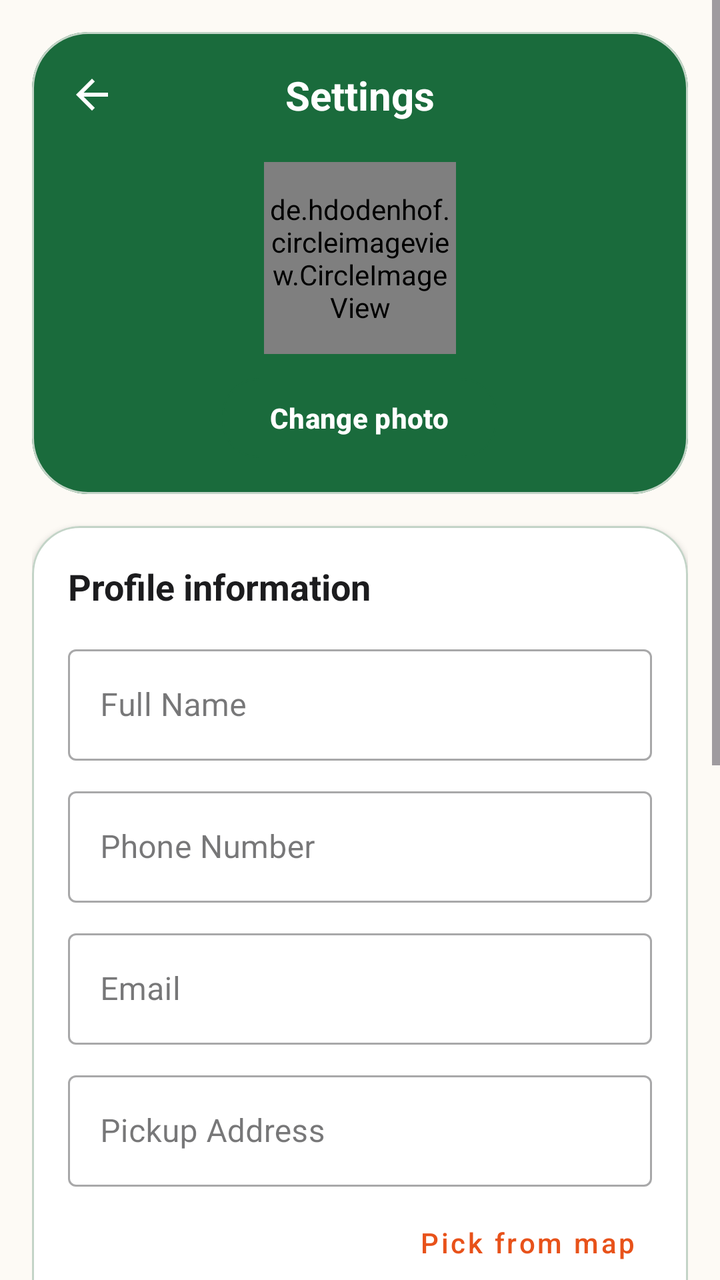
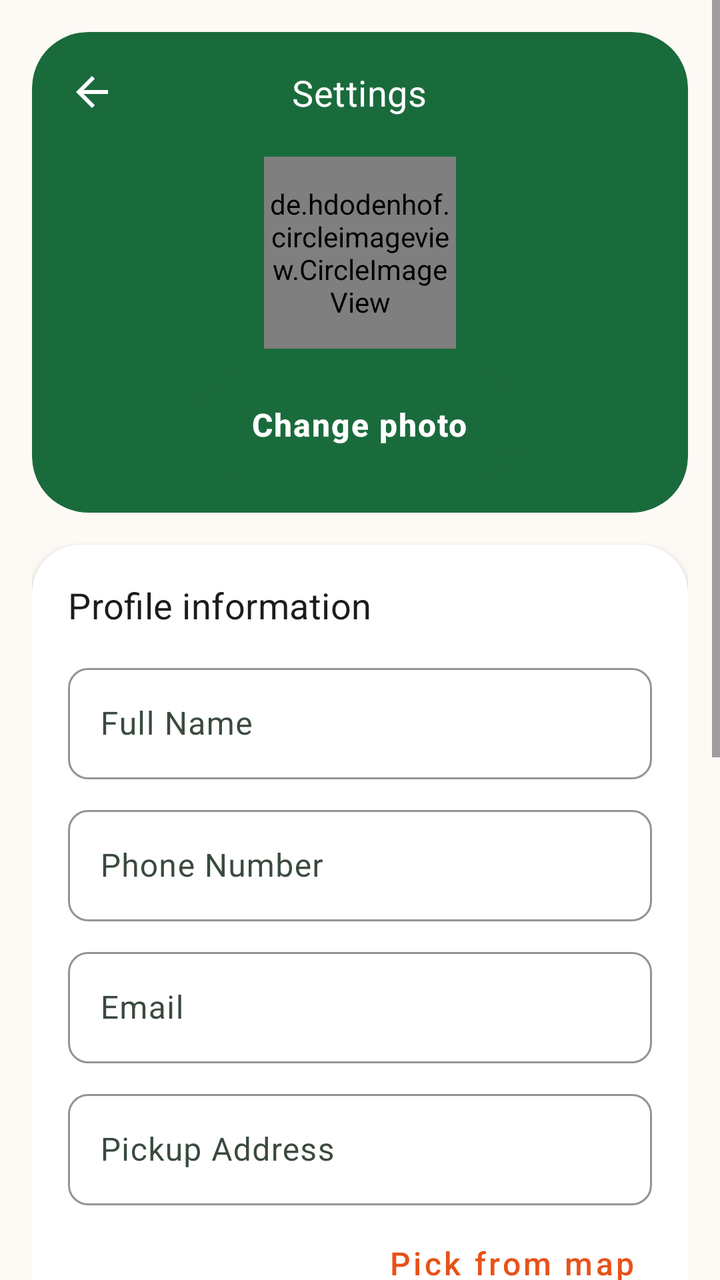

An Android layout rendered at two revisions. The XML below is the earlier revision; the diff shows what the commit changed to produce the second picture.
<!-- AndroidManifest.xml: application theme Theme.REPLATE -->
<!-- res/layout/activity_settings.xml -->
<?xml version="1.0" encoding="utf-8"?>
<ScrollView xmlns:android="http://schemas.android.com/apk/res/android"
    xmlns:app="http://schemas.android.com/apk/res-auto"
    android:layout_width="match_parent"
    android:layout_height="match_parent"
    android:background="@color/md_theme_background">

    <LinearLayout
        android:layout_width="match_parent"
        android:layout_height="wrap_content"
        android:orientation="vertical"
        android:padding="16dp">

        <com.google.android.material.card.MaterialCardView
            android:layout_width="match_parent"
            android:layout_height="wrap_content"
            app:cardBackgroundColor="@color/green_primary"
            app:cardCornerRadius="28dp"
            app:cardElevation="0dp">

            <LinearLayout
                android:layout_width="match_parent"
                android:layout_height="wrap_content"
                android:orientation="vertical"
                android:padding="18dp">

                <RelativeLayout
                    android:layout_width="match_parent"
                    android:layout_height="wrap_content">

                    <ImageView
                        android:id="@+id/ivBack"
                        android:layout_width="24dp"
                        android:layout_height="24dp"
                        android:layout_centerVertical="true"
                        android:src="@drawable/ic_back"
                        app:tint="@color/white" />

                    <TextView
                        android:layout_width="wrap_content"
                        android:layout_height="wrap_content"
                        android:layout_centerInParent="true"
                        android:text="Settings"
                        android:textColor="@color/white"
                        android:textSize="20sp"
                        android:textStyle="bold" />
                </RelativeLayout>

                <LinearLayout
                    android:layout_width="match_parent"
                    android:layout_height="wrap_content"
                    android:layout_marginTop="20dp"
                    android:gravity="center_horizontal"
                    android:orientation="vertical">

                    <de.hdodenhof.circleimageview.CircleImageView
                        android:id="@+id/ivProfileImage"
                        android:layout_width="96dp"
                        android:layout_height="96dp"
                        android:src="@drawable/ic_profile_placeholder"
                        app:civ_border_color="@color/white"
                        app:civ_border_width="3dp" />

                    <Button
                        android:id="@+id/btnChangePhoto"
                        android:layout_width="wrap_content"
                        android:layout_height="40dp"
                        android:layout_marginTop="12dp"
                        android:background="@drawable/button_outline_white"
                        android:text="Change photo"
                        android:textAllCaps="false"
                        android:textColor="@color/white"
                        android:textStyle="bold" />
                </LinearLayout>
            </LinearLayout>
        </com.google.android.material.card.MaterialCardView>

        <com.google.android.material.card.MaterialCardView
            android:layout_width="match_parent"
            android:layout_height="wrap_content"
            android:layout_marginTop="16dp"
            app:cardBackgroundColor="@color/white"
            app:cardCornerRadius="24dp"
            app:cardElevation="2dp">

            <LinearLayout
                android:layout_width="match_parent"
                android:layout_height="wrap_content"
                android:orientation="vertical"
                android:padding="18dp">

                <TextView
                    android:layout_width="wrap_content"
                    android:layout_height="wrap_content"
                    android:text="Profile information"
                    android:textColor="@color/text_primary"
                    android:textSize="18sp"
                    android:textStyle="bold" />

                <com.google.android.material.textfield.TextInputLayout
                    android:layout_width="match_parent"
                    android:layout_height="wrap_content"
                    android:layout_marginTop="14dp"
                    style="@style/Widget.MaterialComponents.TextInputLayout.OutlinedBox">

                    <com.google.android.material.textfield.TextInputEditText
                        android:id="@+id/etName"
                        android:layout_width="match_parent"
                        android:layout_height="wrap_content"
                        android:hint="Full Name" />
                </com.google.android.material.textfield.TextInputLayout>

                <com.google.android.material.textfield.TextInputLayout
                    android:layout_width="match_parent"
                    android:layout_height="wrap_content"
                    android:layout_marginTop="10dp"
                    style="@style/Widget.MaterialComponents.TextInputLayout.OutlinedBox">

                    <com.google.android.material.textfield.TextInputEditText
                        android:id="@+id/etPhone"
                        android:layout_width="match_parent"
                        android:layout_height="wrap_content"
                        android:hint="Phone Number"
                        android:inputType="phone" />
                </com.google.android.material.textfield.TextInputLayout>

                <com.google.android.material.textfield.TextInputLayout
                    android:layout_width="match_parent"
                    android:layout_height="wrap_content"
                    android:layout_marginTop="10dp"
                    style="@style/Widget.MaterialComponents.TextInputLayout.OutlinedBox">

                    <com.google.android.material.textfield.TextInputEditText
                        android:id="@+id/etEmail"
                        android:layout_width="match_parent"
                        android:layout_height="wrap_content"
                        android:enabled="false"
                        android:hint="Email" />
                </com.google.android.material.textfield.TextInputLayout>

                <com.google.android.material.textfield.TextInputLayout
                    android:layout_width="match_parent"
                    android:layout_height="wrap_content"
                    android:layout_marginTop="10dp"
                    style="@style/Widget.MaterialComponents.TextInputLayout.OutlinedBox">

                    <com.google.android.material.textfield.TextInputEditText
                        android:id="@+id/etAddress"
                        android:layout_width="match_parent"
                        android:layout_height="wrap_content"
                        android:hint="Pickup Address"
                        android:inputType="textPostalAddress" />
                </com.google.android.material.textfield.TextInputLayout>

                <Button
                    android:id="@+id/btnPickAddress"
                    style="@style/Widget.MaterialComponents.Button.TextButton"
                    android:layout_width="wrap_content"
                    android:layout_height="40dp"
                    android:layout_gravity="end"
                    android:layout_marginTop="8dp"
                    android:text="Pick from map"
                    android:textAllCaps="false"
                    android:textColor="@color/ember" />

                <Button
                    android:id="@+id/btnSaveProfile"
                    android:layout_width="match_parent"
                    android:layout_height="50dp"
                    android:layout_marginTop="14dp"
                    android:background="@drawable/button_primary"
                    android:text="Save changes"
                    android:textAllCaps="false"
                    android:textColor="@color/white"
                    android:textStyle="bold" />
            </LinearLayout>
        </com.google.android.material.card.MaterialCardView>

        <com.google.android.material.card.MaterialCardView
            android:layout_width="match_parent"
            android:layout_height="wrap_content"
            android:layout_marginTop="16dp"
            app:cardBackgroundColor="@color/white"
            app:cardCornerRadius="24dp"
            app:cardElevation="2dp">

            <LinearLayout
                android:layout_width="match_parent"
                android:layout_height="wrap_content"
                android:orientation="vertical"
                android:padding="18dp">

                <TextView
                    android:layout_width="wrap_content"
                    android:layout_height="wrap_content"
                    android:text="Preferences"
                    android:textColor="@color/text_primary"
                    android:textSize="18sp"
                    android:textStyle="bold" />

                <LinearLayout
                    android:layout_width="match_parent"
                    android:layout_height="wrap_content"
                    android:layout_marginTop="16dp"
                    android:gravity="center_vertical">

                    <TextView
                        android:layout_width="0dp"
                        android:layout_height="wrap_content"
                        android:layout_weight="1"
                        android:text="Push Notifications"
                        android:textColor="@color/text_primary"
                        android:textSize="15sp" />

                    <com.google.android.material.switchmaterial.SwitchMaterial
                        android:id="@+id/switchNotifications"
                        android:layout_width="wrap_content"
                        android:layout_height="wrap_content"
                        android:checked="true" />
                </LinearLayout>

                <LinearLayout
                    android:layout_width="match_parent"
                    android:layout_height="wrap_content"
                    android:layout_marginTop="12dp"
                    android:gravity="center_vertical">

                    <TextView
                        android:layout_width="0dp"
                        android:layout_height="wrap_content"
                        android:layout_weight="1"
                        android:text="Location Services"
                        android:textColor="@color/text_primary"
                        android:textSize="15sp" />

                    <com.google.android.material.switchmaterial.SwitchMaterial
                        android:id="@+id/switchLocation"
                        android:layout_width="wrap_content"
                        android:layout_height="wrap_content"
                        android:checked="true" />
                </LinearLayout>
            </LinearLayout>
        </com.google.android.material.card.MaterialCardView>

        <com.google.android.material.card.MaterialCardView
            android:layout_width="match_parent"
            android:layout_height="wrap_content"
            android:layout_marginTop="16dp"
            android:layout_marginBottom="10dp"
            app:cardBackgroundColor="@color/white"
            app:cardCornerRadius="24dp"
            app:cardElevation="2dp">

            <LinearLayout
                android:layout_width="match_parent"
                android:layout_height="wrap_content"
                android:gravity="center_horizontal"
                android:orientation="vertical"
                android:padding="18dp">

                <TextView
                    android:layout_width="wrap_content"
                    android:layout_height="wrap_content"
                    android:text="REPLATE"
                    android:textColor="@color/primary"
                    android:textSize="18sp"
                    android:textStyle="bold" />

                <TextView
                    android:layout_width="wrap_content"
                    android:layout_height="wrap_content"
                    android:layout_marginTop="4dp"
                    android:text="Because Every Meal Matters 🍽️"
                    android:textColor="@color/text_secondary"
                    android:textSize="13sp" />

                <TextView
                    android:layout_width="wrap_content"
                    android:layout_height="wrap_content"
                    android:layout_marginTop="6dp"
                    android:text="Version 1.0.0"
                    android:textColor="@color/gray"
                    android:textSize="12sp" />
            </LinearLayout>
        </com.google.android.material.card.MaterialCardView>
    </LinearLayout>
</ScrollView>
<!-- resources referenced by this layout -->
<resources>
  <style name="Theme.REPLATE" parent="Theme.Material3.Light.NoActionBar">
          
          <item name="colorPrimary">@color/md_theme_primary</item>
          <item name="colorOnPrimary">@color/md_theme_onPrimary</item>
          <item name="colorPrimaryContainer">@color/md_theme_primaryContainer</item>
          <item name="colorOnPrimaryContainer">@color/md_theme_onPrimaryContainer</item>
  
          
          <item name="colorSecondary">@color/md_theme_secondary</item>
          <item name="colorOnSecondary">@color/md_theme_onSecondary</item>
          <item name="colorSecondaryContainer">@color/md_theme_secondaryContainer</item>
          <item name="colorOnSecondaryContainer">@color/md_theme_onSecondaryContainer</item>
  
          
          <item name="colorTertiary">@color/md_theme_tertiary</item>
          <item name="colorOnTertiary">@color/md_theme_onTertiary</item>
          <item name="colorTertiaryContainer">@color/md_theme_tertiaryContainer</item>
          <item name="colorOnTertiaryContainer">@color/md_theme_onTertiaryContainer</item>
  
          
          <item name="colorError">@color/md_theme_error</item>
          <item name="colorOnError">@color/md_theme_onError</item>
          <item name="colorErrorContainer">@color/md_theme_errorContainer</item>
          <item name="colorOnErrorContainer">@color/md_theme_onErrorContainer</item>
  
          
          <item name="android:colorBackground">@color/md_theme_background</item>
          <item name="colorOnBackground">@color/md_theme_onBackground</item>
          <item name="colorSurface">@color/md_theme_surface</item>
          <item name="colorOnSurface">@color/md_theme_onSurface</item>
          <item name="colorSurfaceVariant">@color/md_theme_surfaceVariant</item>
          <item name="colorOnSurfaceVariant">@color/md_theme_onSurfaceVariant</item>
  
          
          <item name="colorOutline">@color/md_theme_outline</item>
          <item name="colorOutlineVariant">@color/md_theme_outlineVariant</item>
  
          
          <item name="colorSurfaceInverse">@color/md_theme_inverseSurface</item>
          <item name="colorOnSurfaceInverse">@color/md_theme_inverseOnSurface</item>
          <item name="colorPrimaryInverse">@color/md_theme_inversePrimary</item>
  
          
          <item name="colorSurfaceContainerLowest">@color/md_theme_surfaceContainerLowest</item>
          <item name="colorSurfaceContainerLow">@color/md_theme_surfaceContainerLow</item>
          <item name="colorSurfaceContainer">@color/md_theme_surfaceContainer</item>
          <item name="colorSurfaceContainerHigh">@color/md_theme_surfaceContainerHigh</item>
          <item name="colorSurfaceContainerHighest">@color/md_theme_surfaceContainerHighest</item>
  
          
          <item name="android:statusBarColor">@color/status_bar</item>
          <item name="android:navigationBarColor">@color/md_theme_surface</item>
  
          
          <item name="android:windowBackground">@color/md_theme_background</item>
      </style>
  <!-- unchanged entries left out for length: 45 -->
</resources>

<!-- the commit's change to res/layout/activity_settings.xml (unified diff, before → after) -->
@@ -41,9 +41,8 @@
                         android:layout_height="wrap_content"
                         android:layout_centerInParent="true"
                         android:text="Settings"
-                        android:textColor="@color/white"
-                        android:textSize="20sp"
-                        android:textStyle="bold" />
+                        android:textAppearance="@style/TextAppearance.REPLATE.Subheading"
+                        android:textColor="@color/white" />
                 </RelativeLayout>
 
                 <LinearLayout
@@ -64,7 +63,7 @@
                     <Button
                         android:id="@+id/btnChangePhoto"
                         android:layout_width="wrap_content"
-                        android:layout_height="40dp"
+                        android:layout_height="@dimen/button_height"
                         android:layout_marginTop="12dp"
                         android:background="@drawable/button_outline_white"
                         android:text="Change photo"
@@ -93,15 +92,13 @@
                     android:layout_width="wrap_content"
                     android:layout_height="wrap_content"
                     android:text="Profile information"
-                    android:textColor="@color/text_primary"
-                    android:textSize="18sp"
-                    android:textStyle="bold" />
+                    android:textAppearance="@style/TextAppearance.REPLATE.Subheading" />
 
                 <com.google.android.material.textfield.TextInputLayout
                     android:layout_width="match_parent"
                     android:layout_height="wrap_content"
                     android:layout_marginTop="14dp"
-                    style="@style/Widget.MaterialComponents.TextInputLayout.OutlinedBox">
+                    style="@style/Widget.REPLATE.TextInputLayout">
 
                     <com.google.android.material.textfield.TextInputEditText
                         android:id="@+id/etName"
@@ -114,7 +111,7 @@
                     android:layout_width="match_parent"
                     android:layout_height="wrap_content"
                     android:layout_marginTop="10dp"
-                    style="@style/Widget.MaterialComponents.TextInputLayout.OutlinedBox">
+                    style="@style/Widget.REPLATE.TextInputLayout">
 
                     <com.google.android.material.textfield.TextInputEditText
                         android:id="@+id/etPhone"
@@ -128,7 +125,7 @@
                     android:layout_width="match_parent"
                     android:layout_height="wrap_content"
                     android:layout_marginTop="10dp"
-                    style="@style/Widget.MaterialComponents.TextInputLayout.OutlinedBox">
+                    style="@style/Widget.REPLATE.TextInputLayout">
 
                     <com.google.android.material.textfield.TextInputEditText
                         android:id="@+id/etEmail"
@@ -142,7 +139,7 @@
                     android:layout_width="match_parent"
                     android:layout_height="wrap_content"
                     android:layout_marginTop="10dp"
-                    style="@style/Widget.MaterialComponents.TextInputLayout.OutlinedBox">
+                    style="@style/Widget.REPLATE.TextInputLayout">
 
                     <com.google.android.material.textfield.TextInputEditText
                         android:id="@+id/etAddress"
@@ -166,7 +163,7 @@
                 <Button
                     android:id="@+id/btnSaveProfile"
                     android:layout_width="match_parent"
-                    android:layout_height="50dp"
+                    android:layout_height="@dimen/button_height"
                     android:layout_marginTop="14dp"
                     android:background="@drawable/button_primary"
                     android:text="Save changes"
@@ -194,9 +191,7 @@
                     android:layout_width="wrap_content"
                     android:layout_height="wrap_content"
                     android:text="Preferences"
-                    android:textColor="@color/text_primary"
-                    android:textSize="18sp"
-                    android:textStyle="bold" />
+                    android:textAppearance="@style/TextAppearance.REPLATE.Subheading" />
 
                 <LinearLayout
                     android:layout_width="match_parent"
<!-- resource entries referenced after the edit -->
@@ -1,5 +1,19 @@
 <!-- resources referenced by this layout -->
 <resources>
+  <dimen name="button_height">52dp</dimen>
+  <style name="TextAppearance.REPLATE.Subheading" parent="TextAppearance.Material3.TitleMedium">
+          <item name="android:fontFamily">sans-serif-medium</item>
+          <item name="android:textSize">@dimen/text_lg</item>
+          <item name="android:textColor">@color/text_primary</item>
+      </style>
+  <style name="Widget.REPLATE.TextInputLayout" parent="Widget.Material3.TextInputLayout.OutlinedBox">
+          <item name="boxCornerRadiusTopStart">@dimen/radius_sm</item>
+          <item name="boxCornerRadiusTopEnd">@dimen/radius_sm</item>
+          <item name="boxCornerRadiusBottomStart">@dimen/radius_sm</item>
+          <item name="boxCornerRadiusBottomEnd">@dimen/radius_sm</item>
+          <item name="boxStrokeColor">@color/green_primary</item>
+          <item name="hintTextColor">@color/text_secondary</item>
+      </style>
   <style name="Theme.REPLATE" parent="Theme.Material3.Light.NoActionBar">
           
           <item name="colorPrimary">@color/md_theme_primary</item>
@@ -55,7 +69,56 @@
   
           
           <item name="android:windowBackground">@color/md_theme_background</item>
+  
+          
+          <item name="android:fontFamily">sans-serif</item>
+          <item name="textAppearanceTitleLarge">@style/TextAppearance.REPLATE.Headline</item>
+          <item name="textAppearanceTitleMedium">@style/TextAppearance.REPLATE.Subheading</item>
+          <item name="textAppearanceBodyMedium">@style/TextAppearance.REPLATE.Body</item>
+          <item name="textAppearanceLabelLarge">@style/TextAppearance.REPLATE.Label</item>
+  
+          
+          <item name="materialCardViewStyle">@style/Widget.REPLATE.Card</item>
+          <item name="materialButtonStyle">@style/Widget.REPLATE.Button.Primary</item>
+          <item name="textInputStyle">@style/Widget.REPLATE.TextInputLayout</item>
       </style>
+  <dimen name="text_lg">18sp</dimen>
+  <dimen name="radius_sm">10dp</dimen>
+  <style name="TextAppearance.REPLATE.Headline" parent="TextAppearance.Material3.TitleLarge">
+          <item name="android:fontFamily">sans-serif-black</item>
+          <item name="android:textSize">@dimen/text_xl</item>
+          <item name="android:textColor">@color/text_primary</item>
+      </style>
+  <style name="TextAppearance.REPLATE.Body" parent="TextAppearance.Material3.BodyMedium">
+          <item name="android:fontFamily">sans-serif</item>
+          <item name="android:textSize">@dimen/text_sm</item>
+          <item name="android:textColor">@color/text_secondary</item>
+      </style>
+  <style name="TextAppearance.REPLATE.Label" parent="TextAppearance.Material3.LabelMedium">
+          <item name="android:fontFamily">sans-serif-medium</item>
+          <item name="android:textSize">@dimen/text_sm</item>
+          <item name="android:textColor">@color/text_primary</item>
+      </style>
+  <style name="Widget.REPLATE.Card" parent="Widget.Material3.CardView.Elevated">
+          <item name="cardCornerRadius">@dimen/radius_md</item>
+          <item name="cardElevation">@dimen/elevation_card</item>
+          <item name="cardBackgroundColor">@color/surface_white</item>
+      </style>
+  <style name="Widget.REPLATE.Button.Primary" parent="Widget.Material3.Button">
+          <item name="android:minHeight">@dimen/button_height</item>
+          <item name="cornerRadius">@dimen/radius_md</item>
+          <item name="android:fontFamily">sans-serif-medium</item>
+          <item name="android:textAllCaps">false</item>
+          <item name="android:textSize">@dimen/text_md</item>
+          <item name="android:textColor">@color/white</item>
+          <item name="backgroundTint">@color/green_primary</item>
+      </style>
+  <dimen name="text_xl">22sp</dimen>
+  <dimen name="text_sm">14sp</dimen>
+  <dimen name="radius_md">14dp</dimen>
+  <dimen name="elevation_card">3dp</dimen>
+  <color name="surface_white">#FFFFFF</color>
+  <dimen name="text_md">16sp</dimen>
   <!-- unchanged entries left out for length: 45 -->
 </resources>
 
